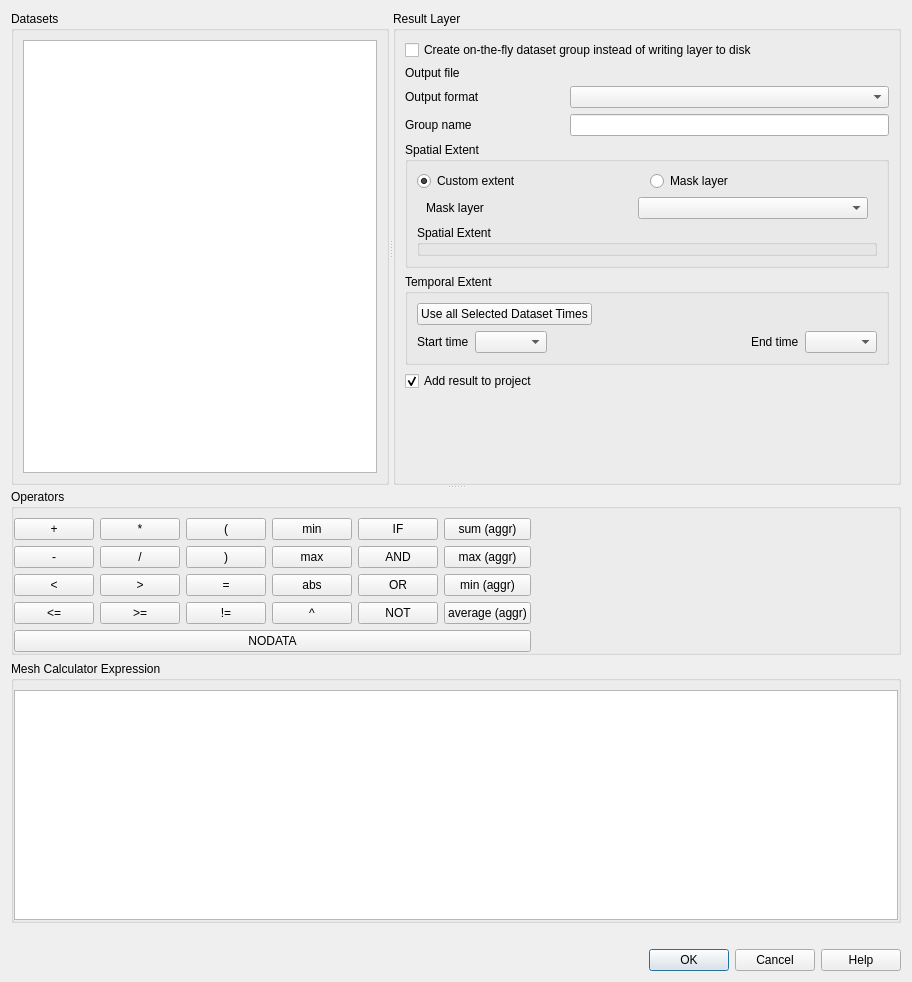
Qt form src/ui/mesh/qgsmeshcalculatordialogbase.ui (carsmie/QGIS) before a commit.
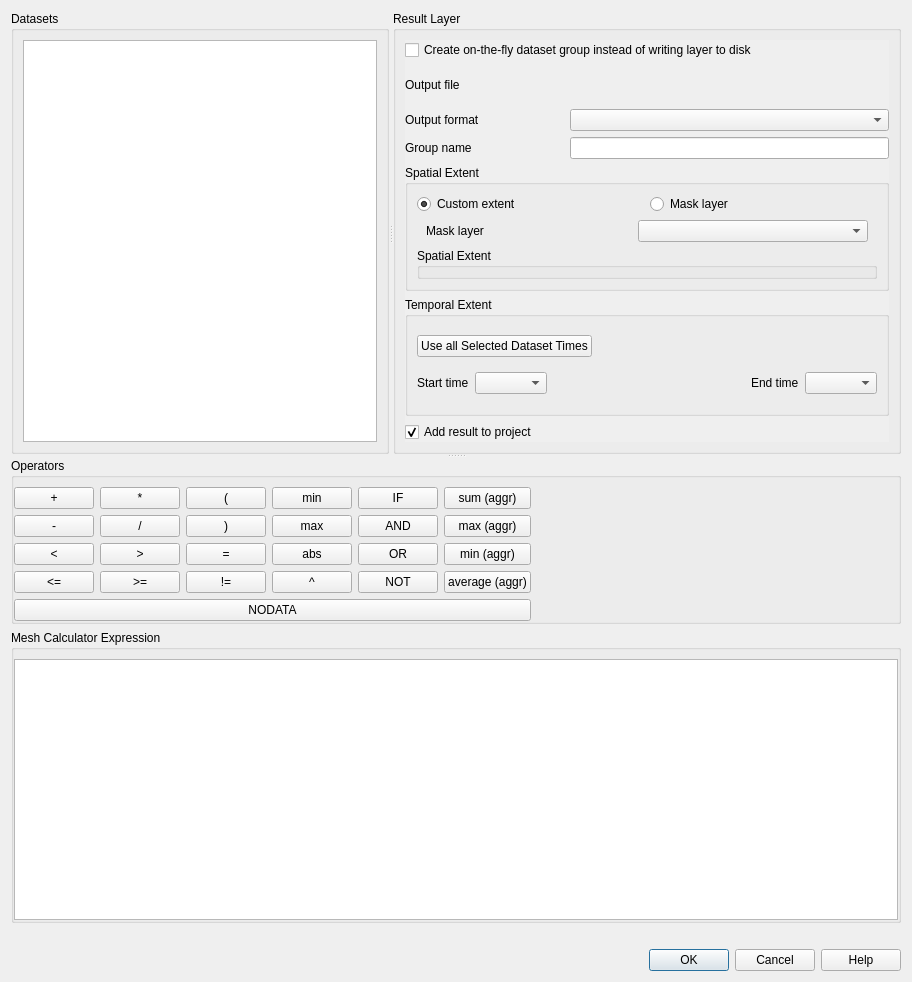
The same form after that commit. Custom widgets are drawn as their Qt base class.

Commit message: add scrollarea to the output layer group in the raster and mesh calculator dialogs to make them usable on small screens

The edit to the form file:
```diff
--- a/src/ui/mesh/qgsmeshcalculatordialogbase.ui
+++ b/src/ui/mesh/qgsmeshcalculatordialogbase.ui
@@ -15,6 +15,36 @@
   </property>
   <layout class="QVBoxLayout" name="verticalLayout_3">
    <item>
+    <widget class="QgsScrollArea" name="scrollArea_2">
+     <property name="frameShape">
+      <enum>QFrame::Shape::NoFrame</enum>
+     </property>
+     <property name="widgetResizable">
+      <bool>true</bool>
+     </property>
+     <widget class="QWidget" name="scrollAreaWidgetContents_2">
+      <property name="geometry">
+       <rect>
+        <x>0</x>
+        <y>0</y>
+        <width>900</width>
+        <height>906</height>
+       </rect>
+      </property>
+      <layout class="QVBoxLayout" name="verticalLayout_7">
+       <property name="leftMargin">
+        <number>0</number>
+       </property>
+       <property name="topMargin">
+        <number>0</number>
+       </property>
+       <property name="rightMargin">
+        <number>0</number>
+       </property>
+       <property name="bottomMargin">
+        <number>0</number>
+       </property>
+       <item>
     <widget class="QSplitter" name="splitter_2">
      <property name="orientation">
       <enum>Qt::Orientation::Vertical</enum>
@@ -39,6 +69,36 @@
        </property>
        <layout class="QVBoxLayout" name="verticalLayout_4">
         <item>
+             <widget class="QgsScrollArea" name="scrollArea">
+              <property name="frameShape">
+               <enum>QFrame::Shape::NoFrame</enum>
+              </property>
+              <property name="widgetResizable">
+               <bool>true</bool>
+              </property>
+              <widget class="QWidget" name="scrollAreaWidgetContents">
+               <property name="geometry">
+                <rect>
+                 <x>0</x>
+                 <y>0</y>
+                 <width>509</width>
+                 <height>406</height>
+                </rect>
+               </property>
+               <layout class="QVBoxLayout" name="verticalLayout_6">
+                <property name="leftMargin">
+                 <number>0</number>
+                </property>
+                <property name="topMargin">
+                 <number>0</number>
+                </property>
+                <property name="rightMargin">
+                 <number>0</number>
+                </property>
+                <property name="bottomMargin">
+                 <number>0</number>
+                </property>
+                <item>
          <layout class="QGridLayout" name="gridLayout_5">
           <item row="0" column="0" colspan="3">
            <widget class="QCheckBox" name="mUseVirtualProviderCheckBox">
@@ -259,18 +319,9 @@
           </property>
          </widget>
         </item>
-        <item>
-         <spacer name="verticalSpacer">
-          <property name="orientation">
-           <enum>Qt::Orientation::Vertical</enum>
-          </property>
-          <property name="sizeHint" stdset="0">
-           <size>
-            <width>20</width>
-            <height>40</height>
-           </size>
-          </property>
-         </spacer>
+               </layout>
+              </widget>
+             </widget>
         </item>
        </layout>
       </widget>
@@ -508,6 +559,10 @@
      </widget>
     </widget>
    </item>
+      </layout>
+     </widget>
+    </widget>
+   </item>
    <item>
     <widget class="QLabel" name="mExpressionValidLabel">
      <property name="text">
@@ -543,17 +598,23 @@
    <header>qgsfilewidget.h</header>
    <container>1</container>
   </customwidget>
+  <customwidget>
+   <class>QgsExtentGroupBox</class>
+   <extends>QGroupBox</extends>
+   <header>qgsextentgroupbox.h</header>
+   <container>1</container>
+  </customwidget>
+  <customwidget>
+   <class>QgsScrollArea</class>
+   <extends>QScrollArea</extends>
+   <header>qgsscrollarea.h</header>
+   <container>1</container>
+  </customwidget>
   <customwidget>
    <class>QgsMapLayerComboBox</class>
    <extends>QComboBox</extends>
    <header>qgsmaplayercombobox.h</header>
   </customwidget>
-  <customwidget>
-   <class>QgsExtentGroupBox</class>
-   <extends>QGroupBox</extends>
-   <header>qgsextentgroupbox.h</header>
-   <container>1</container>
-  </customwidget>
  </customwidgets>
  <tabstops>
   <tabstop>mDatasetsListWidget</tabstop>
```
Left out of the diff: 42 changed lines with no effect on the pictures. Lines whose indentation alone changed are shown as unchanged. The commit also changes 1 other file.
